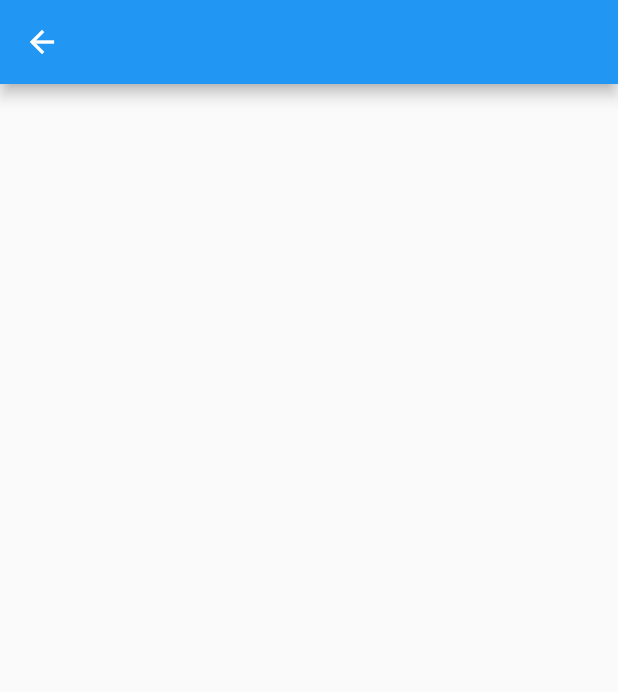
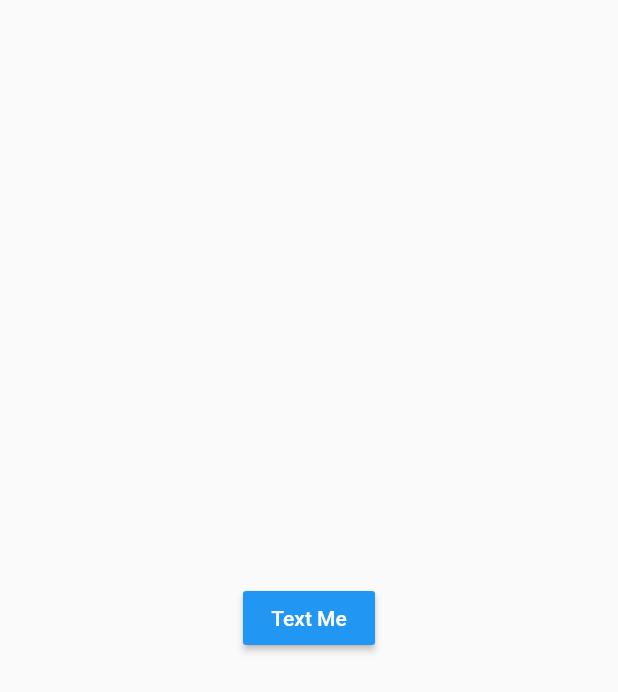
Before and after one commit to Vaibhav-kesarwani/TapAway-App, a Flutter app: the HomeScreen screen opened directly, on a phone screen of 412 x 824 dp. Shown: the top 692 px of the screen. Run offline on Flutter 3.47's test engine with Material 2 defaults, Android fonts, the phone set to English and light mode, and no system bars; our stand-ins replace cloud_firestore, country_picker, firebase_auth, firebase_core, firebase_storage, image_picker and 2 more; accounts and stored records are empty.

Commit message:
Calling_button(test)

```diff
--- a/lib/screens/home_screen.dart
+++ b/lib/screens/home_screen.dart
@@ -1,4 +1,5 @@
 import 'package:flutter/material.dart';
+import 'package:url_launcher/url_launcher.dart';
 
 class HomeScreen extends StatefulWidget {
   const HomeScreen({super.key});
@@ -8,10 +9,29 @@ class HomeScreen extends StatefulWidget {
 }
 
 class _HomeScreenState extends State<HomeScreen> {
+  final String _phoneNumber = '7784050116';
+
   @override
   Widget build(BuildContext context) {
     return Scaffold(
-      appBar: AppBar(),
+      body: Center(
+        child: MaterialButton(
+          onPressed: () async {
+            final _call = 'tel:$_phoneNumber';
+            // final _text = 'sms:$_phoneNumber';
+            if (await canLaunch(_call)) {
+              await launch(_call);
+            }
+          },
+          color: Colors.blue,
+          child: const Text(
+            'Text Me',
+            style: TextStyle(
+              color: Colors.white,
+            ),
+          ),
+        ),
+      ),
     );
   }
 }
--- a/pubspec.yaml
+++ b/pubspec.yaml
@@ -44,6 +44,7 @@ dependencies:
   provider: ^6.0.5
   pinput: ^3.0.1
   image_picker: ^1.0.4
+  url_launcher: ^6.1.14
 
 dev_dependencies:
   flutter_test:
```
Also changed, not shown: lib/main.dart (+4 -3 lines), pubspec.lock, 6 other files.
